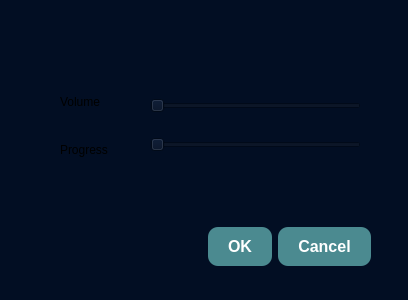
First picture: the form in WerWirdMillionear/settings.ui, repository HoussemHfasa/-Wer-wird-Millionear, before the edit.
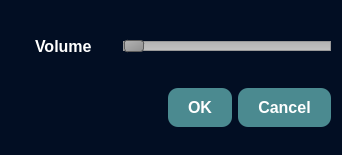
Second picture: the form after the edit.

```diff
--- a/WerWirdMillionear/settings.ui
+++ b/WerWirdMillionear/settings.ui
@@ -6,8 +6,8 @@
    <rect>
     <x>0</x>
     <y>0</y>
-    <width>408</width>
-    <height>300</height>
+    <width>342</width>
+    <height>155</height>
    </rect>
   </property>
   <property name="windowTitle">
@@ -16,70 +16,49 @@
   <property name="styleSheet">
    <string notr="true">background-color: rgb(2, 14, 35);</string>
   </property>
-  <widget class="QDialogButtonBox" name="buttonBox">
-   <property name="geometry">
-    <rect>
-     <x>30</x>
-     <y>221</y>
-     <width>341</width>
-     <height>51</height>
-    </rect>
-   </property>
-   <property name="styleSheet">
-    <string notr="true">background-color: #4B8A90;
-border: none;
-color: white;
-padding: 10px 20px;
-font-size: 16px;
-font-weight: bold;
-border-radius: 10px;</string>
-   </property>
-   <property name="orientation">
-    <enum>Qt::Horizontal</enum>
-   </property>
-   <property name="standardButtons">
-    <set>QDialogButtonBox::Cancel|QDialogButtonBox::Ok</set>
-   </property>
-  </widget>
-  <widget class="QWidget" name="">
-   <property name="geometry">
-    <rect>
-     <x>60</x>
-     <y>80</y>
-     <width>301</width>
-     <height>91</height>
-    </rect>
-   </property>
+  <layout class="QVBoxLayout" name="verticalLayout_3">
+   <item>
    <layout class="QHBoxLayout" name="horizontalLayout" stretch="2,5">
     <item>
      <layout class="QVBoxLayout" name="verticalLayout_2">
       <item>
        <widget class="QLabel" name="label">
+         <property name="styleSheet">
+          <string notr="true">
+border: none;
+color: white;
+padding: 10px 20px;
+font-size: 16px;
+font-weight: bold;
+border-radius: 10px;</string>
+         </property>
         <property name="text">
          <string>Volume</string>
         </property>
        </widget>
       </item>
-      <item>
-       <widget class="QLabel" name="label_2">
-        <property name="text">
-         <string>Progress</string>
-        </property>
-       </widget>
-      </item>
      </layout>
     </item>
     <item>
      <layout class="QVBoxLayout" name="verticalLayout">
-      <item>
-       <widget class="QSlider" name="sliderProgress">
-        <property name="orientation">
-         <enum>Qt::Horizontal</enum>
-        </property>
-       </widget>
-      </item>
       <item>
        <widget class="QSlider" name="sliderVolume">
+         <property name="styleSheet">
+          <string notr="true">QSlider::groove:horizontal {
+    border: 1px solid #999999;
+    height: 8px; /* the groove expands to the size of the slider by default. by giving it a height, it has a fixed size */
+    background: qlineargradient(x1:0, y1:0, x2:0, y2:1, stop:0 #B1B1B1, stop:1 #c4c4c4);
+    margin: 2px 0;
+}
+
+QSlider::handle:horizontal {
+    background: qlineargradient(x1:0, y1:0, x2:1, y2:1, stop:0 #b4b4b4, stop:1 #8f8f8f);
+    border: 1px solid #5c5c5c;
+    width: 18px;
+    margin: -2px 0; /* handle is placed by default on the contents rect of the groove. Expand outside the groove */
+    border-radius: 3px;
+}</string>
+         </property>
         <property name="orientation">
          <enum>Qt::Horizontal</enum>
         </property>
@@ -88,7 +67,30 @@
      </layout>
     </item>
    </layout>
-  </widget>
+   </item>
+   <item>
+    <widget class="QDialogButtonBox" name="buttonBox">
+     <property name="cursor">
+      <cursorShape>PointingHandCursor</cursorShape>
+     </property>
+     <property name="styleSheet">
+      <string notr="true">background-color: #4B8A90;
+border: none;
+color: white;
+padding: 10px 20px;
+font-size: 16px;
+font-weight: bold;
+border-radius: 10px;</string>
+     </property>
+     <property name="orientation">
+      <enum>Qt::Horizontal</enum>
+     </property>
+     <property name="standardButtons">
+      <set>QDialogButtonBox::Cancel|QDialogButtonBox::Ok</set>
+     </property>
+    </widget>
+   </item>
+  </layout>
  </widget>
  <resources/>
  <connections>
```
Lines whose indentation alone changed are shown as unchanged.
